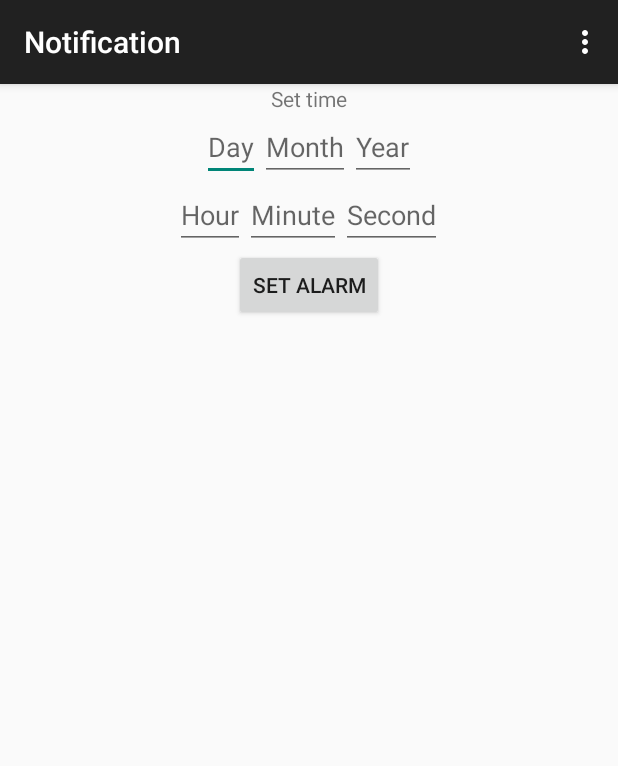
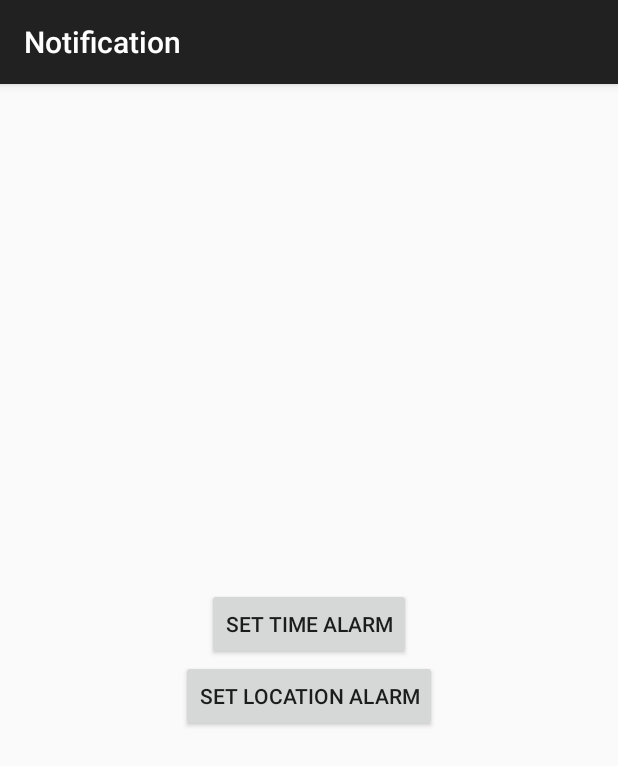
Before and after one commit to ninhtpmn/notification_1, an Android app: the screen it shows after launch (MainActivity before the commit, StartActivity after it), on a phone screen of 412 x 824 dp. Shown: the top 766 px of the screen. Run offline under Robolectric (Android 15) with nearby library versions, the phone set to English and light mode, and no system bars.

Commit message:
Detect Current Location & Drag to choose a location on Google Maps & Change UI when start

```diff
--- a/app/build.gradle
+++ b/app/build.gradle
@@ -20,6 +20,7 @@ android {
 }
 
 dependencies {
-    compile fileTree(dir: 'libs', include: ['*.jar'])
+    compile fileTree(include: ['*.jar'], dir: 'libs')
     compile 'com.android.support:appcompat-v7:21.0.3'
+    compile 'com.google.android.gms:play-services:6.5.87'
 }
--- a/app/src/main/java/com/example/ninh/notification/MainActivity.java
+++ b/app/src/main/java/com/example/ninh/notification/SetTimeAlarm.java
@@ -15,19 +15,17 @@ import android.widget.Toast;
 
 import java.text.ParseException;
 import java.text.SimpleDateFormat;
-import java.util.Calendar;
 import java.util.Date;
-import java.util.GregorianCalendar;
 
 
-public class MainActivity extends ActionBarActivity {
+public class SetTimeAlarm extends ActionBarActivity {
 
    public EditText year, month, day, hour, minute, second;
 
     @Override
     protected void onCreate(Bundle savedInstanceState) {
         super.onCreate(savedInstanceState);
-        setContentView(R.layout.activity_main);
+        setContentView(R.layout.set_time_alarm);
 
         year = (EditText) findViewById(R.id.year);
         month = (EditText) findViewById(R.id.month);
--- /dev/null
+++ b/app/src/main/java/com/example/ninh/notification/StartActivity.java
@@ -0,0 +1,29 @@
+package com.example.ninh.notification;
+
+import android.content.Intent;
+import android.os.Bundle;
+import android.support.v7.app.ActionBarActivity;
+import android.view.View;
+
+/**
+ * Created by ninh on 25/03/2015.
+ */
+public class StartActivity extends ActionBarActivity{
+    @Override
+    protected void onCreate(Bundle savedInstanceState) {
+        super.onCreate(savedInstanceState);
+        setContentView(R.layout.start_activity);
+    }
+
+    public void setTime(View v)
+    {
+        Intent i = new Intent(this, SetTimeAlarm.class);
+        startActivity(i);
+    }
+
+    public void setLocation(View v)
+    {
+        Intent i = new Intent(this, SetLocationAlarm.class);
+        startActivity(i);
+    }
+}
--- /dev/null
+++ b/app/src/main/res/layout/start_activity.xml
@@ -0,0 +1,20 @@
+<?xml version="1.0" encoding="utf-8"?>
+<LinearLayout xmlns:android="http://schemas.android.com/apk/res/android"
+    android:orientation="vertical"
+    android:layout_width="match_parent"
+    android:layout_height="match_parent"
+    android:gravity="center">
+
+    <Button
+        android:layout_width="wrap_content"
+        android:layout_height="wrap_content"
+        android:text="@string/set_time_alarm"
+        android:onClick="setTime"/>
+
+    <Button
+        android:layout_width="wrap_content"
+        android:layout_height="wrap_content"
+        android:text="@string/set_locate_alarm"
+        android:onClick="setLocation"/>
+
+</LinearLayout>
--- a/app/src/main/res/values/strings.xml
+++ b/app/src/main/res/values/strings.xml
@@ -6,4 +6,8 @@
     <string name="title">Thong Bao</string>
     <string name="subject">Chuc mung ban da trung giai</string>
     <string name="body">Chuc ban may man lan sau</string>
+    <string name="set_time_alarm">Set Time Alarm</string>
+    <string name="set_locate_alarm">Set Location Alarm</string>
+    <string name="title_marker">My Location</string>
+    <string name="google_api_key">AIzaSyDM1tGPDILZ92M0Ukn_c9BL_REoO8BPjC8</string>
 </resources>
```
Also changed, not shown: app/src/main/AndroidManifest.xml (+33 -1 lines), app/src/main/java/com/example/ninh/notification/SetLocationAlarm.java (added, +130 -0 lines), app/src/main/res/layout/set_location_alarm.xml (added, +10 -0 lines), app/src/main/res/layout/set_time_alarm.xml (renamed from app/src/main/res/layout/activity_main.xml), 1 other file.
